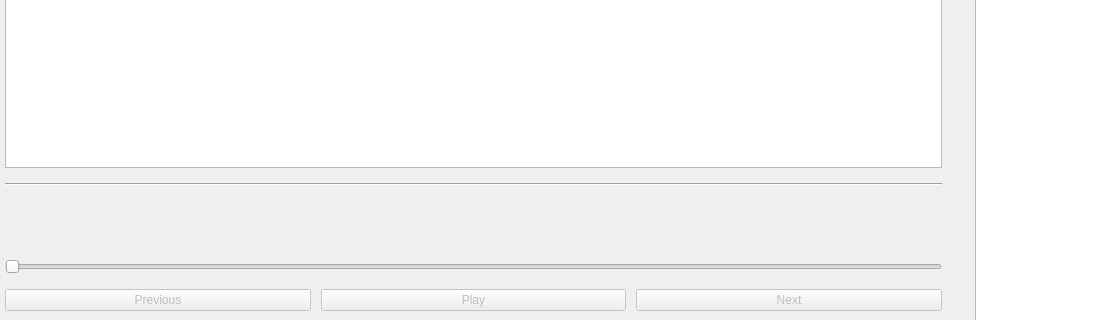
First picture: the form in playlist.ui, repository lonskyne/crescendo, before the edit; both pictures show x 0 to 1097 and y 400 to 720 of the 1280 by 720 pixel window.
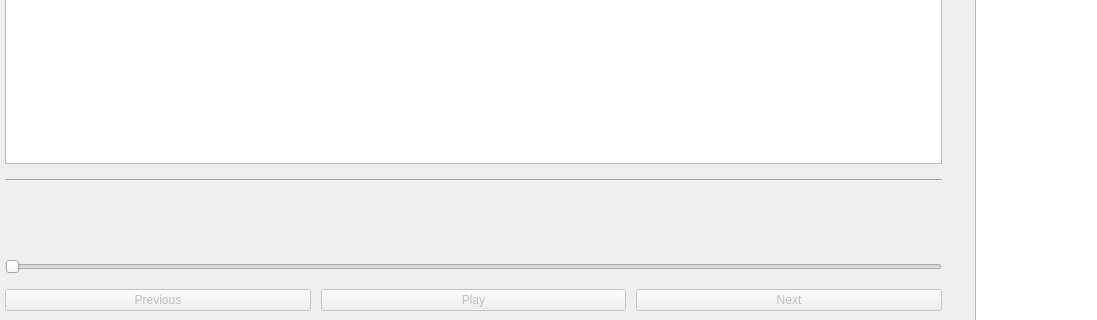
Second picture: the form after the edit.

```diff
--- a/playlist.ui
+++ b/playlist.ui
@@ -165,6 +165,13 @@
       </item>
       <item>
        <widget class="QLabel" name="label_current_playing_title">
+        <property name="font">
+         <font>
+          <pointsize>12</pointsize>
+          <weight>75</weight>
+          <bold>true</bold>
+         </font>
+        </property>
         <property name="text">
          <string/>
         </property>
```
Left out of the diff: 8 changed lines with no effect on the pictures.
